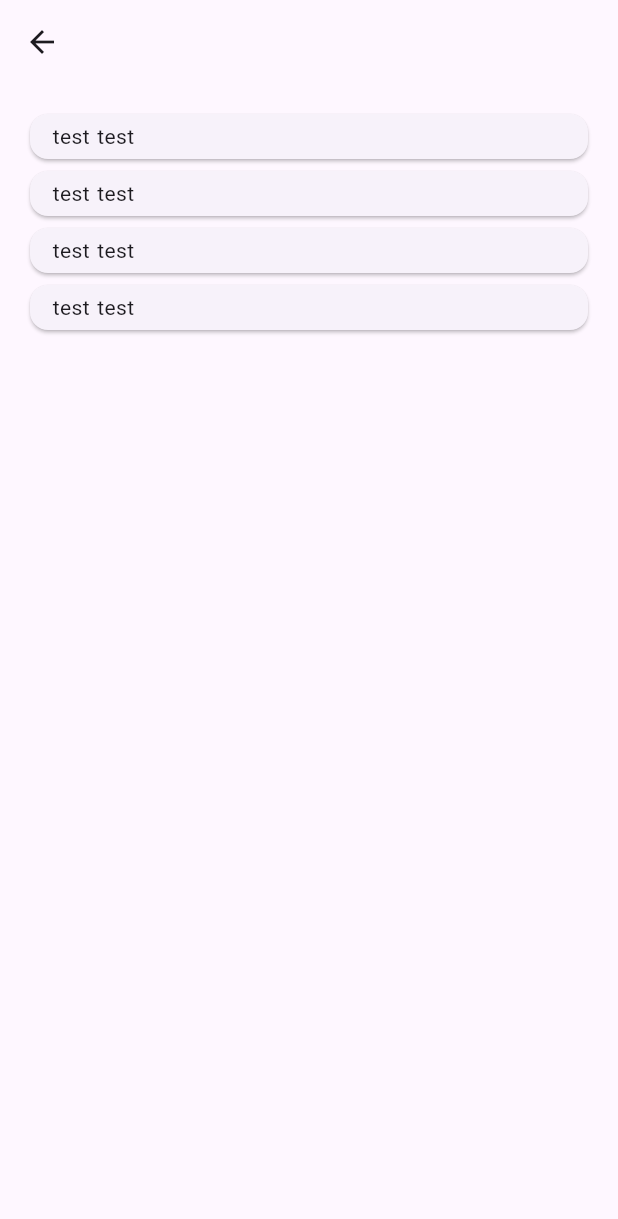
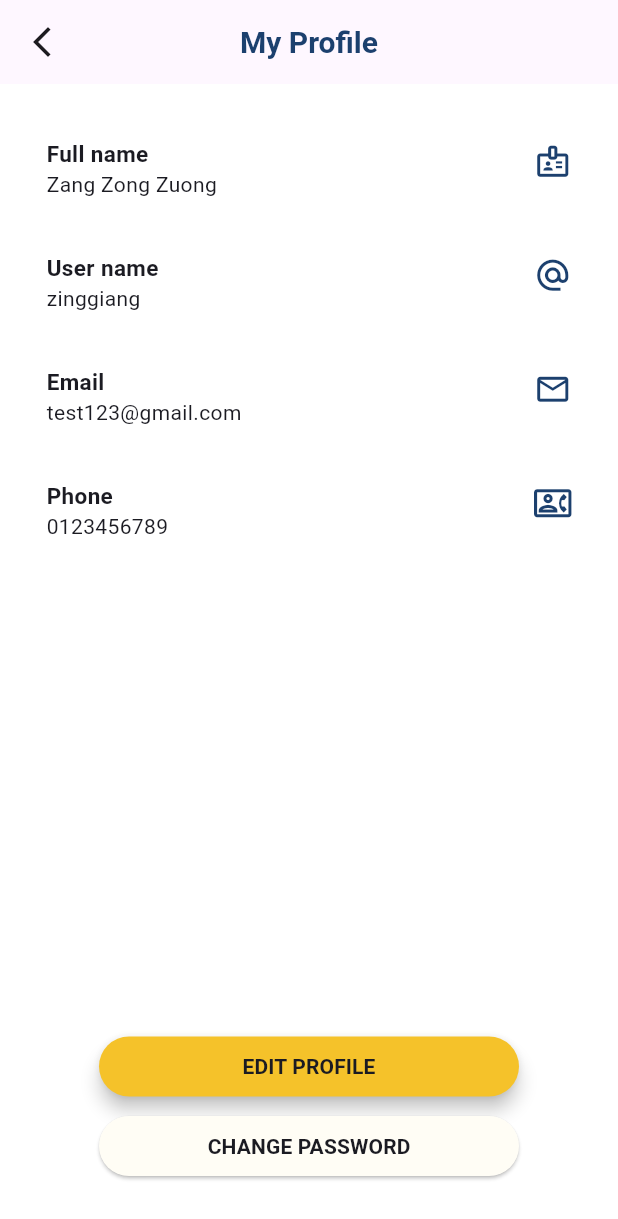
Before and after one commit to Puppychan/tymesavingfrontend, a Flutter app: the UserProfile screen opened directly, on a phone screen of 412 x 824 dp. Shown: the top 1219 px of the screen. Run offline on Flutter 3.47's test engine with Material 3 defaults, Android fonts, the phone set to English and light mode, and no system bars; Roboto replaces fonts that are missing (Merriweather, Montserrat).

Commit message:
Updated user_profile.dart, component files, common files, rearrange some files

```diff
--- a/lib/common/app_text_style.dart
+++ b/lib/common/app_text_style.dart
@@ -47,9 +47,16 @@ class AppTextStyles {
 
   static const TextStyle headingSmall = TextStyle(
     color: AppColors.primaryText,
-    fontSize: 12,
+    fontSize: 15,
     fontFamily: 'Merriweather',
     fontWeight: FontWeight.w700,
+  );
+
+  static const TextStyle subHeadingSmall = TextStyle(
+    color: AppColors.primaryText,
+    fontSize: 14,
+    fontFamily: 'Merriweather',
+    fontWeight: FontWeight.w400,
   );
 
   static const TextStyle boldHeadingBlue = TextStyle(
@@ -58,4 +65,5 @@ class AppTextStyles {
     fontFamily: 'Merriweather',
     fontWeight: FontWeight.w700,
   );
+
 }
--- /dev/null
+++ b/lib/components/app_bar_return.dart
@@ -0,0 +1,28 @@
+import 'package:flutter/material.dart';
+import 'package:tymesavingfrontend/common/app_text_style.dart';
+
+class AppBarReturn extends StatefulWidget {
+  const AppBarReturn(this.title, this.function, {super.key});
+
+  final String title;
+  final VoidCallback function;
+
+  @override
+  State<AppBarReturn> createState() => _AppBarReturnState();
+}
+
+class _AppBarReturnState extends State<AppBarReturn> {
+  @override
+  Widget build(BuildContext context) {
+    return AppBar(
+      title: Text(widget.title, style: AppTextStyles.boldHeadingBlue),
+      centerTitle: true,
+      leading: IconButton(
+        icon: const Icon(Icons.arrow_back_ios_new_outlined),
+        onPressed: (){
+          widget.function();
+        },
+      ),
+    );
+  }
+}
--- /dev/null
+++ b/lib/components/secondary_button.dart
@@ -0,0 +1,35 @@
+import 'package:flutter/material.dart';
+import 'package:tymesavingfrontend/common/app_text_style.dart';
+import 'package:tymesavingfrontend/enum/button_theme.dart';
+import 'package:tymesavingfrontend/common/button_theme_data.dart';
+
+class SecondaryButton extends StatelessWidget {
+  final String title;
+  final VoidCallback onPressed;
+  final AppButtonTheme theme;
+
+  const SecondaryButton({
+    super.key,
+    required this.title,
+    required this.onPressed,
+    this.theme = AppButtonTheme.whiteBlack,
+  });
+
+  @override
+  Widget build(BuildContext context) {
+    return SizedBox(
+        width: double.infinity,
+        child: ElevatedButton(
+          onPressed: onPressed,
+          style: AppButtonThemeData.themes[theme]?.copyWith(
+            padding: MaterialStateProperty.all(
+              const EdgeInsets.symmetric(vertical: 10),
+            ),
+          ),
+          child: Text(
+            title,
+            style: AppTextStyles.button,
+          ),
+        ));
+  }
+}
--- a/lib/main.dart
+++ b/lib/main.dart
@@ -1,5 +1,5 @@
 import 'package:flutter/material.dart';
-import 'package:tymesavingfrontend/screens/more_menu/more.dart';
+import 'package:tymesavingfrontend/screens/more_menu/more_page.dart';
 import 'package:tymesavingfrontend/screens/user_profile/user_profile.dart';
 
 void main() {
@@ -12,7 +12,7 @@ class MyApp extends StatelessWidget {
   @override
   Widget build(BuildContext context) {
     return MaterialApp(
-      home: MoreMenu(),
+      home: UserProfile(),
     );
   }
 }
--- a/lib/screens/user_profile/build_info.dart
+++ b/lib/screens/user_profile/build_info.dart
@@ -1,26 +1,39 @@
+import 'dart:math';
+
 import 'package:flutter/material.dart';
+import 'package:flutter/widgets.dart';
+import 'package:tymesavingfrontend/common/app_color.dart';
+import 'package:tymesavingfrontend/common/app_text_style.dart';
 
 
 class BuildInfo extends StatelessWidget {
-  const BuildInfo(this.label, this.value,{super.key});
+  const BuildInfo(this.label, this.value, this.icon, {super.key});
 
   final String label;
   final String value;
+  final Icon icon;
 
   @override
   Widget build(BuildContext context) {
-    return Card(
+    return Card.filled(
+      margin: const EdgeInsets.fromLTRB(5, 5, 5, 10),
+      color: AppColors.white,
       child: Padding(
         padding: const EdgeInsets.symmetric(horizontal: 10, vertical: 5),
-        child: Row(
-          children: [
+        child: Row(children: [
+          Column(
+            crossAxisAlignment: CrossAxisAlignment.start,
+            children: [
             const SizedBox(width: 5,height: 10,),
-            Text(label,),
-            const SizedBox(width: 5,),
-            Text(value,),
-          ],
-          )
+            Text(label,style: AppTextStyles.headingSmall),
+
+            Text(value, style: AppTextStyles.subHeadingSmall,),
+          ],),
+          const Expanded(child: SizedBox(),),
+          Icon(icon.icon, color: AppColors.primaryBlue, size: 25),
+          ]
         ),
+      )
     );
   }
 }
--- a/lib/screens/user_profile/user_profile.dart
+++ b/lib/screens/user_profile/user_profile.dart
@@ -1,5 +1,10 @@
 import 'package:flutter/material.dart';
 import 'package:flutter/widgets.dart';
+import 'package:tymesavingfrontend/common/app_color.dart';
+import 'package:tymesavingfrontend/components/app_bar_return.dart';
+import 'package:tymesavingfrontend/components/primary_button.dart';
+import 'package:tymesavingfrontend/components/secondary_button.dart';
+import 'package:tymesavingfrontend/screens/more_menu/more_page.dart';
 import 'package:tymesavingfrontend/screens/user_profile/build_info.dart';
 
 class UserProfile extends StatefulWidget {
@@ -10,21 +15,37 @@ class UserProfile extends StatefulWidget {
 }
 
 class _UserProfileState extends State<UserProfile> {
+
+  void returnSetting(){
+    Navigator.pushReplacement(context, MaterialPageRoute(builder: (context) => const MoreMenu()),);
+  }
+
   @override
   Widget build(BuildContext context) {
     return Scaffold(
-      appBar: AppBar(
-        centerTitle: true,
+      backgroundColor: AppColors.white,
+      appBar: PreferredSize(
+        preferredSize: Size.fromHeight(kToolbarHeight),
+        child: AppBarReturn('My Profile', returnSetting),
       ),
       body: Container(
         padding: const EdgeInsets.all(16),
         child: Column(
           children: [
-            BuildInfo('test', 'test'),
-            BuildInfo('test', 'test'),
-            BuildInfo('test', 'test'),
-            BuildInfo('test', 'test'),
-
+            BuildInfo('Full name', 'Zang Zong Zuong',const Icon(Icons.badge_outlined)),
+            BuildInfo('User name', 'zinggiang',const Icon(Icons.alternate_email_outlined)),
+            BuildInfo('Email', 'test123@gmail.com',const Icon(Icons.email_outlined)),
+            BuildInfo('Phone', '0123456789',const Icon(Icons.contact_phone_outlined)),
+            const Expanded(child: SizedBox(),),
+            Card.filled(
+              color: AppColors.white,
+              margin: const EdgeInsetsDirectional.symmetric(horizontal: 50, vertical: 20),
+              child: Column(
+                children: [
+                  PrimaryButton(title: 'EDIT PROFILE', onPressed: (){}),
+                  const SizedBox(height: 5,),
+                  SecondaryButton(title: 'CHANGE PASSWORD', onPressed: (){})
+                ],),)
           ],
           ),
         ),
--- a/lib/user.dart
+++ b/lib/user.dart
@@ -18,6 +18,3 @@ class User{
   final String pin;
 
 }
-
-User user = User(id: '1', role: 'user', username: 'test',password: 'password', email: 'email',
-phone: '0123456789', pin: '8888');
```
Also changed, not shown: lib/screens/more_menu/more.dart (deleted, +0 -107 lines), lib/screens/more_menu/more_challenge_widget.dart (added, +36 -0 lines), lib/screens/more_menu/more_page.dart (added, +56 -0 lines), lib/screens/more_menu/more_user_box_widget.dart (added, +44 -0 lines), lib/screens/more_menu/more_setting_widget.dart (renamed from lib/screens/more_menu/more_setting.dart).
